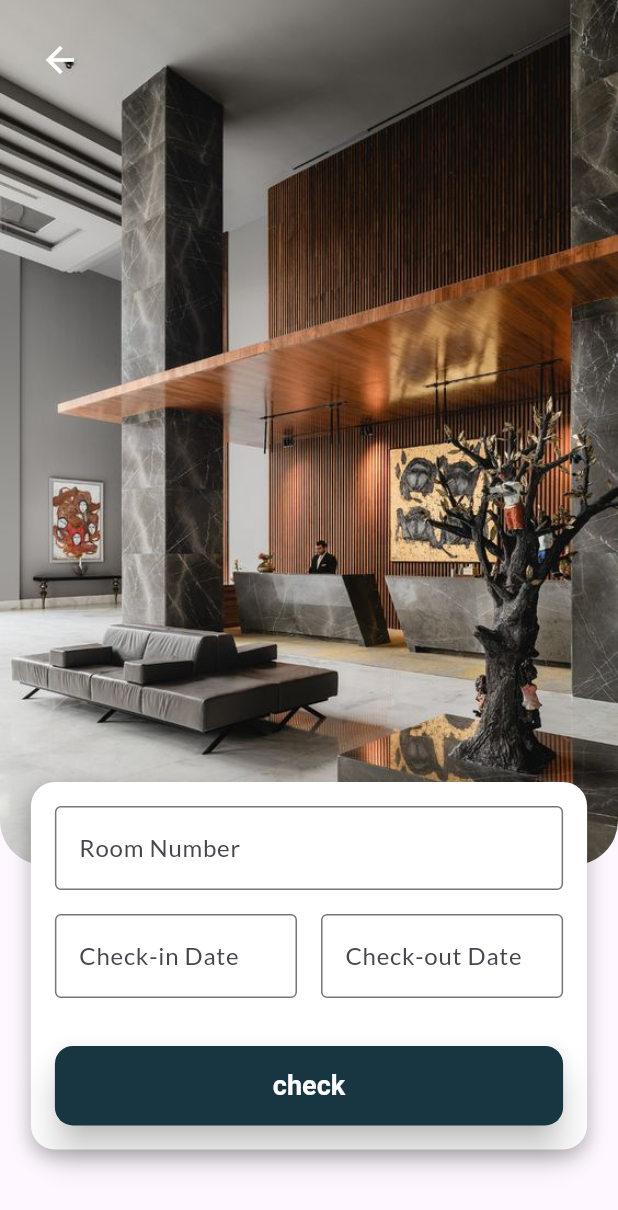
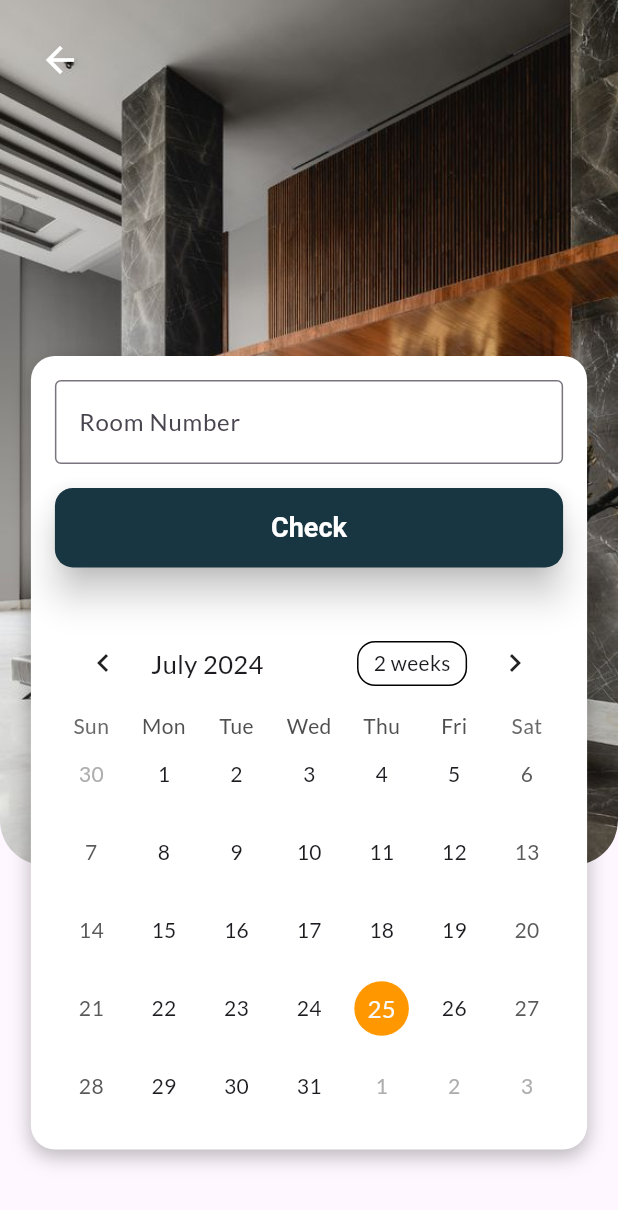
Before and after one commit to rudranil723/hotelapp2, a Flutter app: the CalendarScreen screen opened directly with empty values, on a phone screen of 412 x 824 dp. Shown: the top 1210 px of the screen. Run offline on Flutter 3.47's test engine with Material 3 defaults, Android fonts, the light colour scheme and no system bars; drawn by our look-alikes of table_calendar.

Commit message:
calender added

```diff
--- a/lib/screens/calender.dart
+++ b/lib/screens/calender.dart
@@ -1,6 +1,7 @@
 import 'package:flutter/material.dart';
 import 'package:http/http.dart' as http;
 import 'dart:convert';
+import 'package:table_calendar/table_calendar.dart';
 
 class CalendarScreen extends StatefulWidget {
   final String authKey;
@@ -13,23 +14,7 @@ class CalendarScreen extends StatefulWidget {
 
 class _CalendarScreenState extends State<CalendarScreen> {
   final TextEditingController roomNumberController = TextEditingController();
-  final TextEditingController checkInDateController = TextEditingController();
-  final TextEditingController checkOutDateController = TextEditingController();
-
-  Future<void> _selectDate(
-      BuildContext context, TextEditingController controller) async {
-    DateTime? selectedDate = await showDatePicker(
-      context: context,
-      initialDate: DateTime.now(),
-      firstDate: DateTime.now(),
-      lastDate: DateTime(2100),
-    );
-    if (selectedDate != null) {
-      setState(() {
-        controller.text = "${selectedDate.toLocal()}".split(' ')[0];
-      });
-    }
-  }
+  Map<DateTime, List> _bookedDates = {};
 
   Future<void> _checkAvailability() async {
     final response = await http.get(
@@ -43,17 +28,51 @@ class _CalendarScreenState extends State<CalendarScreen> {
     if (response.statusCode == 200) {
       final List<dynamic> roomData = jsonDecode(response.body);
 
-      // Check the room availability based on the response
       bool isAvailable = false;
 
       for (var room in roomData) {
         if (room['room_number'] == int.parse(roomNumberController.text)) {
           isAvailable = room['booked'] == 0;
+
+          if (!isAvailable) {
+            final bookedDatesResponse = await http.get(
+              Uri.parse(
+                  'http://localhost:3000/booked_dates?room_id=${room['id']}'),
+              headers: <String, String>{
+                'Content-Type': 'application/json; charset=UTF-8',
+                'Authorization': 'Bearer ${widget.authKey}',
+              },
+            );
+
+            if (bookedDatesResponse.statusCode == 200) {
+              final List<dynamic> bookedDatesData =
+                  jsonDecode(bookedDatesResponse.body);
+
+              _bookedDates.clear();
+              for (var date in bookedDatesData) {
+                DateTime checkInDate = DateTime.parse(date['check_in_date']);
+                DateTime checkOutDate = DateTime.parse(date['check_out_date']);
+                for (DateTime d = checkInDate;
+                    d.isBefore(checkOutDate) ||
+                        d.isAtSameMomentAs(checkOutDate);
+                    d = d.add(Duration(days: 1))) {
+                  if (_bookedDates[d] == null) {
+                    _bookedDates[d] = ['booked'];
+                  } else {
+                    _bookedDates[d]?.add('booked');
+                  }
+                }
+              }
+            }
+          }
           break;
         }
       }
 
-      // Show dialog based on room availability
+      setState(() {
+        // Update the UI
+      });
+
       showDialog(
         context: context,
         builder: (BuildContext context) {
@@ -118,7 +137,7 @@ class _CalendarScreenState extends State<CalendarScreen> {
             alignment: Alignment.bottomCenter,
             child: Container(
               margin: EdgeInsets.only(
-                top: MediaQuery.of(context).size.height * 0.50,
+                top: MediaQuery.of(context).size.height * 0.20,
                 left: MediaQuery.of(context).size.width * 0.05,
                 right: MediaQuery.of(context).size.width * 0.05,
                 bottom: MediaQuery.of(context).size.height * 0.07,
@@ -147,38 +166,7 @@ class _CalendarScreenState extends State<CalendarScreen> {
                     ),
                   ),
                   const SizedBox(height: 16),
-                  // Check-in and Check-out date entry boxes in a single row
-                  Row(
-                    children: [
-                      Expanded(
-                        child: TextField(
-                          controller: checkInDateController,
-                          readOnly: true,
-                          onTap: () =>
-                              _selectDate(context, checkInDateController),
-                          decoration: const InputDecoration(
-                            labelText: 'Check-in Date',
-                            border: OutlineInputBorder(),
-                          ),
-                        ),
-                      ),
-                      const SizedBox(width: 16),
-                      Expanded(
-                        child: TextField(
-                          controller: checkOutDateController,
-                          readOnly: true,
-                          onTap: () =>
-                              _selectDate(context, checkOutDateController),
-                          decoration: const InputDecoration(
-                            labelText: 'Check-out Date',
-                            border: OutlineInputBorder(),
-                          ),
-                        ),
-                      ),
-                    ],
-                  ),
-                  const SizedBox(height: 32),
-                  // Booked button with updated styles
+                  // Check button with updated styles
                   SizedBox(
                     width: double.infinity,
                     child: ElevatedButton(
@@ -195,8 +183,29 @@ class _CalendarScreenState extends State<CalendarScreen> {
                         ),
                         elevation: 10,
                       ),
-                      child: const Text('check',
+                      child: const Text('Check',
                           style: TextStyle(color: Colors.white)),
+                    ),
+                  ),
+                  const SizedBox(height: 32),
+                  // Calendar view
+                  TableCalendar(
+                    focusedDay: DateTime.now(),
+                    firstDay: DateTime(2000),
+                    lastDay: DateTime(2100),
+                    calendarFormat: CalendarFormat.month,
+                    eventLoader: (day) {
+                      return _bookedDates[day] ?? [];
+                    },
+                    calendarStyle: CalendarStyle(
+                      todayDecoration: BoxDecoration(
+                        color: Colors.orange,
+                        shape: BoxShape.circle,
+                      ),
+                      markerDecoration: BoxDecoration(
+                        color: Colors.red,
+                        shape: BoxShape.circle,
+                      ),
                     ),
                   ),
                 ],
--- a/pubspec.yaml
+++ b/pubspec.yaml
@@ -30,6 +30,7 @@ environment:
 dependencies:
   flutter:
     sdk: flutter
+  table_calendar: ^3.0.1
 
   # The following adds the Cupertino Icons font to your application.
   # Use with the CupertinoIcons class for iOS style icons.
```
Also changed, not shown: pubspec.lock.
